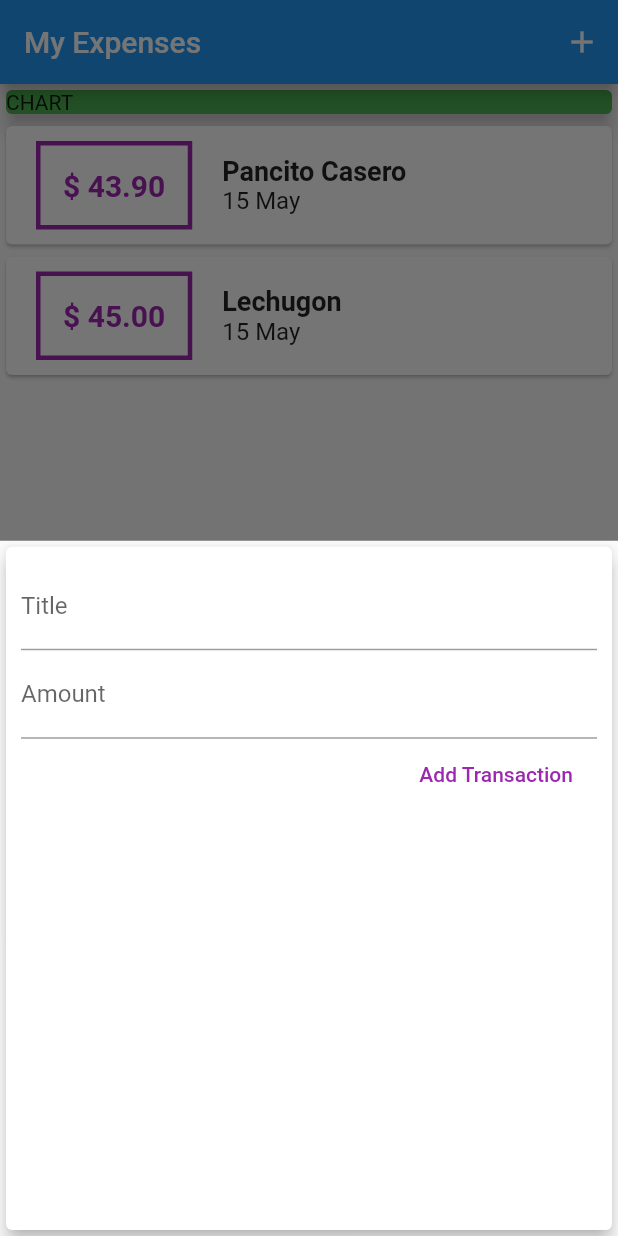
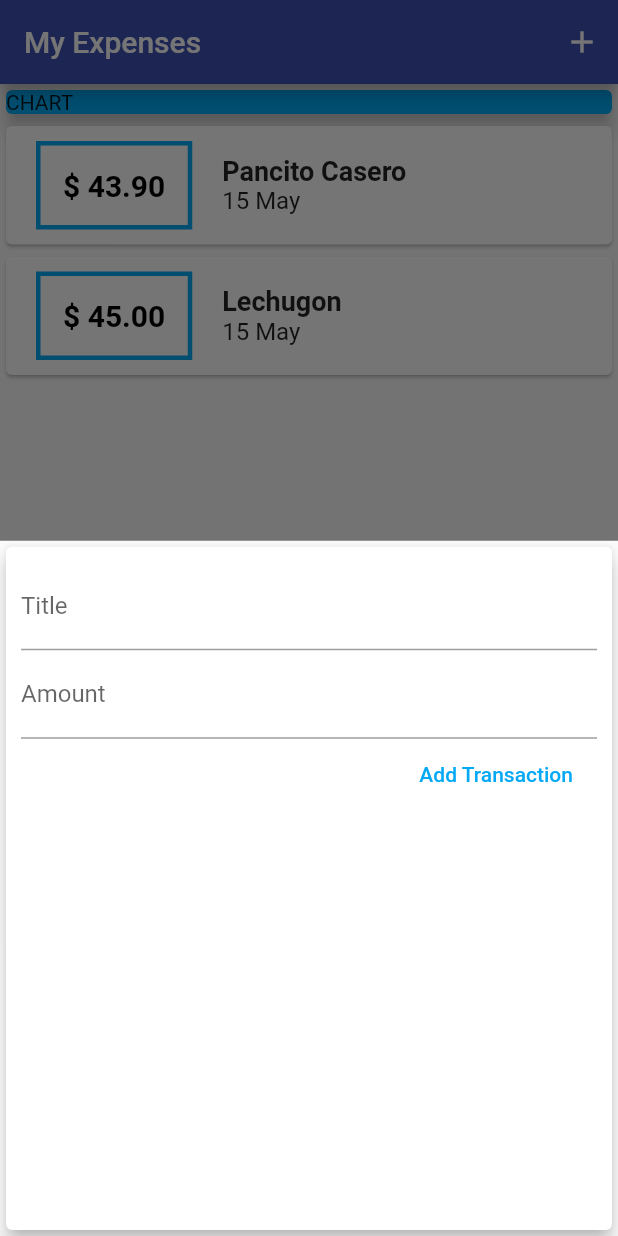
Before and after one commit to nachokhan/my_expenses, a Flutter app: the screen it shows after launch, after a tap on the "add" icon, on a phone screen of 412 x 824 dp. Run offline on Flutter 3.47's test engine with Material 2 defaults, Android fonts, the phone set to English and light mode, and no system bars.

Commit message:
Changed Colors for a ThemeData

```diff
--- a/lib/main.dart
+++ b/lib/main.dart
@@ -10,6 +10,10 @@ class MyApp extends StatelessWidget {
   Widget build(BuildContext context) {
     return MaterialApp(
       title: 'My Expenses',
+      theme: ThemeData(
+        primarySwatch: Colors.indigo,
+        accentColor: Colors.lightBlue,
+      ),
       home: MyHomePage(),
     );
   }
@@ -47,7 +51,7 @@ class _MyHomePageState extends State<MyHomePage> {
             Container(
               width: double.infinity,
               child: Card(
-                color: Colors.green,
+                color: Theme.of(context).accentColor,
                 child: Text("CHART"),
                 elevation: 5,
               ),
--- a/lib/widgets/w_transaction.dart
+++ b/lib/widgets/w_transaction.dart
@@ -72,7 +72,7 @@ class WAmount extends StatelessWidget {
       ),
       decoration: BoxDecoration(
         border: Border.all(
-          color: Colors.purple,
+          color: Theme.of(context).accentColor,
           width: 3,
           style: BorderStyle.solid,
         ),
@@ -82,7 +82,7 @@ class WAmount extends StatelessWidget {
         style: TextStyle(
           fontWeight: FontWeight.bold,
           fontSize: 20,
-          color: Colors.purple,
+          color: Colors.black,
         ),
         // textAlign: TextAlign.center,
       ),
--- a/lib/widgets/w_transaction_input.dart
+++ b/lib/widgets/w_transaction_input.dart
@@ -37,10 +37,10 @@ class _WTransactionInputState extends State<WTransactionInput> {
                   ),
                   FlatButton(
                       child: Text("Add Transaction"),
-                      textColor: Colors.purple,
+                      textColor: Theme.of(context).accentColor,
                       onPressed: () {
                         _addTransactionToList();
-                        FocusScope.of(context).unfocus();
+
                       }),
                 ],
               ),
@@ -56,5 +56,7 @@ class _WTransactionInputState extends State<WTransactionInput> {
     }
 
     widget.onTxAdded(title, amount);
+    //FocusScope.of(context).unfocus();
+    Navigator.of(context).pop();
   }
 }
--- a/lib/widgets/w_transaction_list.dart
+++ b/lib/widgets/w_transaction_list.dart
@@ -11,7 +11,7 @@ class WTransactionList extends StatelessWidget {
   @override
   Widget build(BuildContext context) {
     return Container(
-      height: 350,
+      height: 550,
       child: ListView.builder(
         itemCount: transactions.length,
         itemBuilder: (BuildContext ctx, int index) {
```
